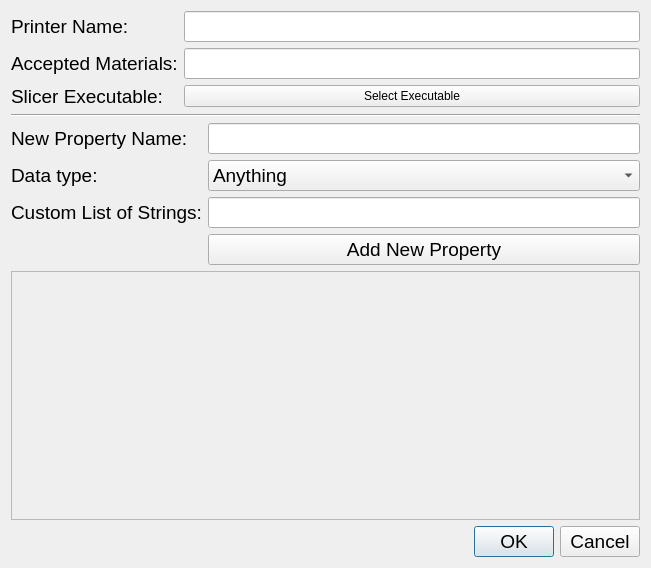
This is creator_administrator/printer/ui/add_printer_dialog.ui in GijsGroote/creator_administrator as Qt 5 draws it before an edit. The edited form follows.
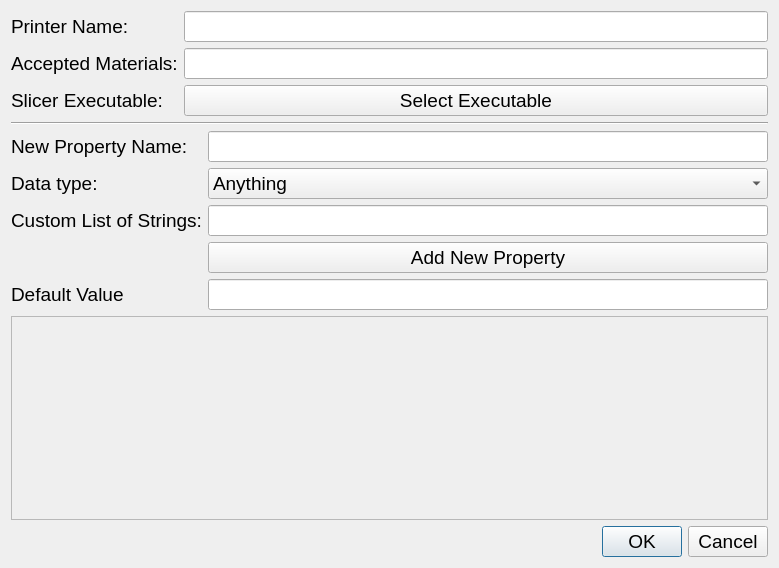
This is the edited form. Icons and pictures are not drawn. Custom widgets are drawn as their Qt base class.

```diff
--- a/creator_administrator/printer/ui/add_printer_dialog.ui
+++ b/creator_administrator/printer/ui/add_printer_dialog.ui
@@ -6,7 +6,7 @@
    <rect>
     <x>0</x>
     <y>0</y>
-    <width>651</width>
+    <width>779</width>
     <height>568</height>
    </rect>
   </property>
@@ -83,7 +83,12 @@
         </widget>
        </item>
        <item row="2" column="1">
-        <widget class="SelectFileQPushButton" name="pushButton">
+        <widget class="SelectFileQPushButton" name="slicerExecutablePushButton">
+         <property name="font">
+          <font>
+           <pointsize>14</pointsize>
+          </font>
+         </property>
          <property name="text">
           <string>Select Executable</string>
          </property>
@@ -255,6 +260,27 @@
          </property>
         </widget>
        </item>
+       <item row="4" column="1">
+        <widget class="QLineEdit" name="propertyDefaultValueLineEdit">
+         <property name="font">
+          <font>
+           <pointsize>14</pointsize>
+          </font>
+         </property>
+        </widget>
+       </item>
+       <item row="4" column="0">
+        <widget class="QLabel" name="label_5">
+         <property name="font">
+          <font>
+           <pointsize>14</pointsize>
+          </font>
+         </property>
+         <property name="text">
+          <string>Default Value</string>
+         </property>
+        </widget>
+       </item>
       </layout>
      </item>
      <item>
@@ -272,8 +298,8 @@
          <rect>
           <x>0</x>
           <y>0</y>
-          <width>629</width>
-          <height>234</height>
+          <width>757</width>
+          <height>191</height>
          </rect>
         </property>
        </widget>
```
Left out of the diff: 2 changed lines with no effect on the pictures.
